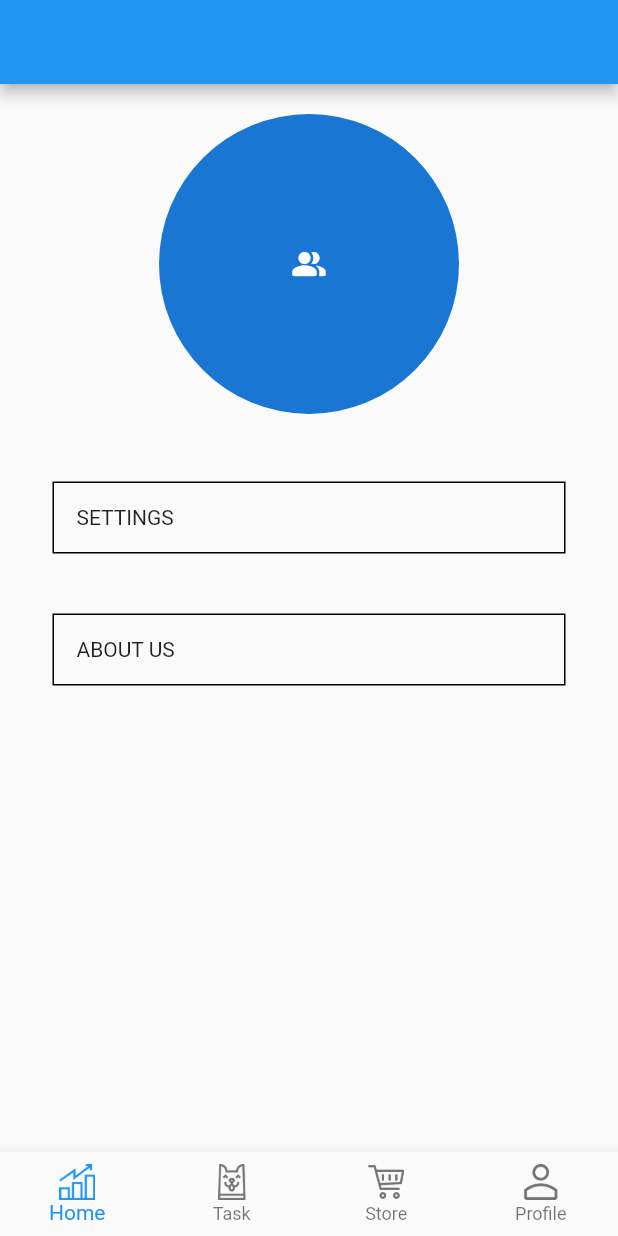
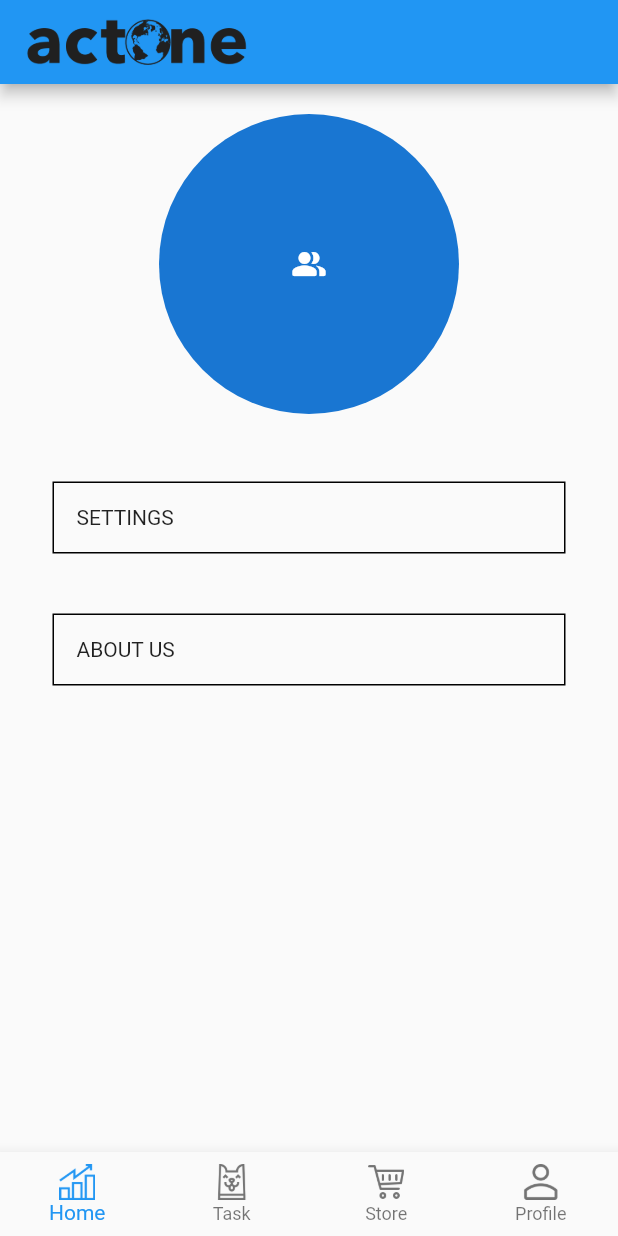
Before and after one commit to MaxAndolini/act0ne, a Flutter app: the Profile screen opened directly, on a phone screen of 412 x 824 dp. Run offline on Flutter 3.47's test engine with Material 2 defaults, Android fonts, the light colour scheme and no system bars; our stand-ins replace splashscreen.

Commit message:
Update profile.dart

```diff
--- a/lib/profile.dart
+++ b/lib/profile.dart
@@ -68,7 +68,15 @@ class Profile extends StatelessWidget {
           ),
         ),
       ),
-      appBar: AppBar(backgroundColor: Theme.of(context).accentColor),
+      appBar: AppBar(
+        backgroundColor: Theme.of(context).accentColor,
+        title: Image.asset(
+          "assets/images/egelogouc.png",
+          fit: BoxFit.cover,
+          width: 150,
+        ),
+        // actions: [ for tickets ]
+      ),
       bottomNavigationBar: BottomNavigationBar(
         type: BottomNavigationBarType.fixed,
         items: const <BottomNavigationBarItem>[
```
